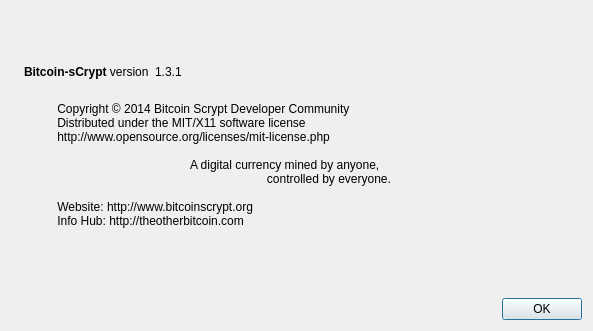
Qt form src/qt/forms/aboutdialog.ui (Omega6/Bitcoin-Scrypt) before a commit.
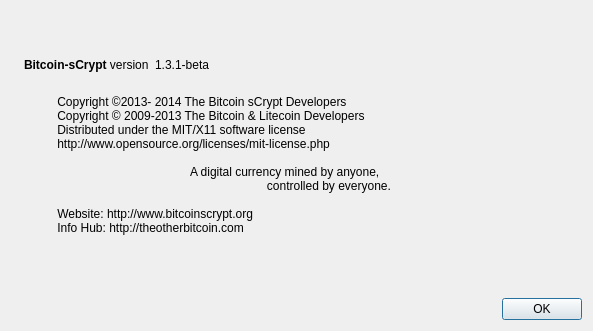
The same form after that commit. Icons and pictures are not drawn.

Commit message: Bitcoin sCrypt v1.3.1

Diff of the .ui file:
```diff
--- a/src/qt/forms/aboutdialog.ui
+++ b/src/qt/forms/aboutdialog.ui
@@ -63,7 +63,7 @@
           <cursorShape>IBeamCursor</cursorShape>
          </property>
          <property name="text">
-          <string notr="true">1.3.1</string>
+          <string notr="true">1.3.1-beta</string>
          </property>
          <property name="textFormat">
           <enum>Qt::RichText</enum>
@@ -95,7 +95,8 @@
        </property>
        <property name="text">
         <string>
-          Copyright © 2014 Bitcoin Scrypt Developer Community
+          Copyright ©2013- 2014 The Bitcoin sCrypt Developers
+          Copyright © 2009-2013 The Bitcoin &amp; Litecoin Developers
           Distributed under the MIT/X11 software license
           http://www.opensource.org/licenses/mit-license.php
 		  
```
